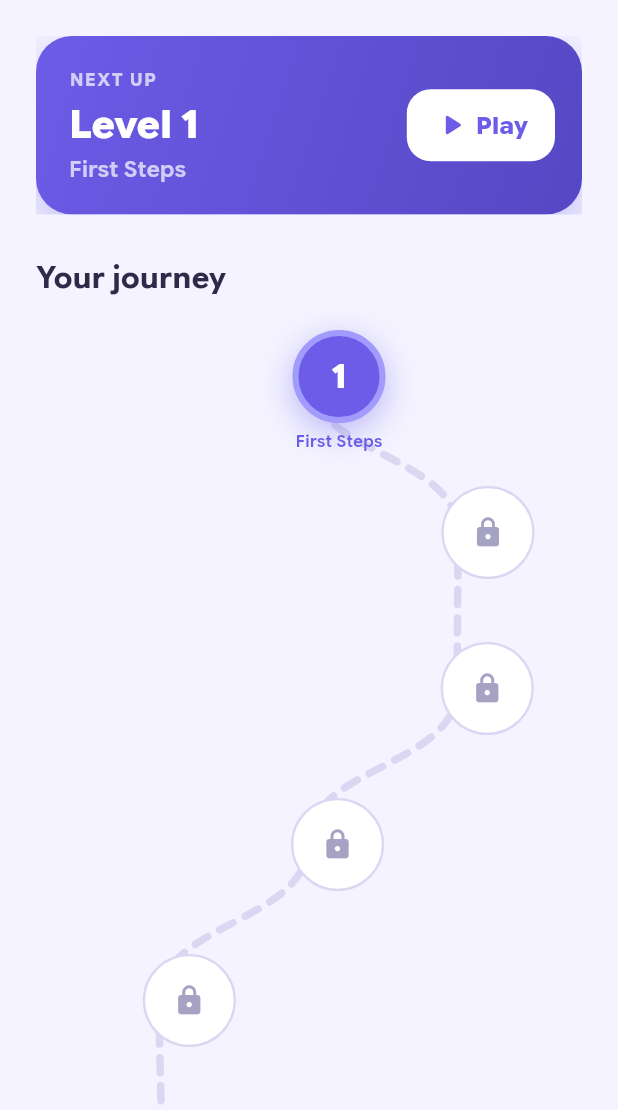
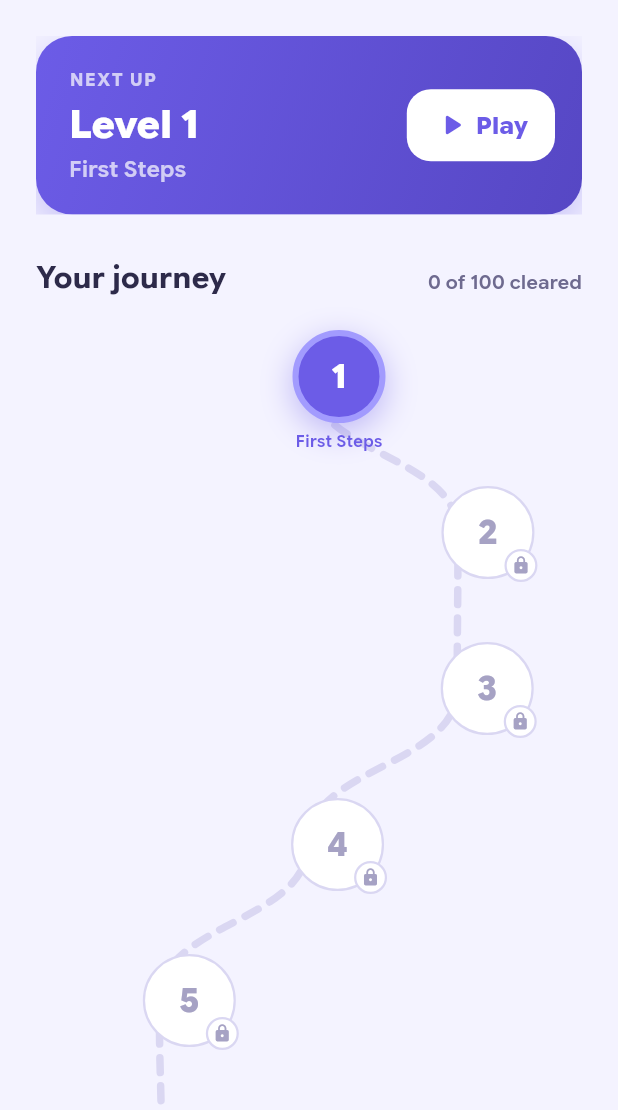
Before and after one commit to abhiabhi94/arrow-game, a Flutter app: the HomeScreen screen opened directly, on a phone screen of 412 x 824 dp, the part 126-1236 px from its top. Run offline on Flutter 3.47's test engine with Material 3 defaults, Android fonts, the phone set to English and light mode, and no system bars; drawn by our look-alikes of flutter_animate; our stand-ins replace audioplayers, confetti, flutter_riverpod, shared_preferences; accounts and stored records are empty.

Commit message:
Show numbers on locked levels and a cleared count on the trail (#18)
Locked trail nodes used to show only a lock, hiding which levels are
ahead and how many there are. Every node now carries its number, locked
ones with a small lock badge, and the journey heading reads
"N of 100 cleared" (Hindi too).


Claude-Session: https://claude.ai/code/session_017nuuFkR8XSqdzgvn5EQ2Xv

Co-authored-by: Claude <noreply@anthropic.com>

```diff
--- a/lib/l10n/app_en.arb
+++ b/lib/l10n/app_en.arb
@@ -47,6 +47,17 @@
   "@homeStars": {
     "placeholders": {
       "count": {
+        "type": "int"
+      },
+      "total": {
+        "type": "int"
+      }
+    }
+  },
+  "homeLevelsCleared": "{cleared} of {total} cleared",
+  "@homeLevelsCleared": {
+    "placeholders": {
+      "cleared": {
         "type": "int"
       },
       "total": {
--- a/lib/l10n/app_hi.arb
+++ b/lib/l10n/app_hi.arb
@@ -28,6 +28,7 @@
   "onboardRuleZoom": "आगे बड़े बोर्ड — पिंच करो या बटन से ज़ूम करो",
   "onboardRuleRiddle": "जानें ख़त्म? एक पहेली बूझो और खेल जारी रखो",
   "homeStars": "{total} में से {count} तारे",
+  "homeLevelsCleared": "{total} में से {cleared} पार",
   "homeLevels": "लेवल",
   "homeLevelsHint": "अगला लेवल खोलने के लिए यह पार करो। बिना ग़लती के तीन तारे।",
   "levelNumber": "लेवल {number}",
--- a/lib/l10n/app_localizations.dart
+++ b/lib/l10n/app_localizations.dart
@@ -266,6 +266,12 @@ abstract class AppLocalizations {
   /// **'{count} of {total} stars'**
   String homeStars(int count, int total);
 
+  /// No description provided for @homeLevelsCleared.
+  ///
+  /// In en, this message translates to:
+  /// **'{cleared} of {total} cleared'**
+  String homeLevelsCleared(int cleared, int total);
+
   /// No description provided for @homeLevels.
   ///
   /// In en, this message translates to:
--- a/lib/l10n/app_localizations_en.dart
+++ b/lib/l10n/app_localizations_en.dart
@@ -98,6 +98,11 @@ class AppLocalizationsEn extends AppLocalizations {
   @override
   String homeStars(int count, int total) {
     return '$count of $total stars';
+  }
+
+  @override
+  String homeLevelsCleared(int cleared, int total) {
+    return '$cleared of $total cleared';
   }
 
   @override
--- a/lib/l10n/app_localizations_hi.dart
+++ b/lib/l10n/app_localizations_hi.dart
@@ -98,6 +98,11 @@ class AppLocalizationsHi extends AppLocalizations {
   @override
   String homeStars(int count, int total) {
     return '$total में से $count तारे';
+  }
+
+  @override
+  String homeLevelsCleared(int cleared, int total) {
+    return '$total में से $cleared पार';
   }
 
   @override
--- a/lib/screens/home_screen.dart
+++ b/lib/screens/home_screen.dart
@@ -21,7 +21,7 @@ import 'settings_screen.dart';
 const double kTrailSpacing = 104;
 
 /// The home screen: a stars tally, a "next up" hero card, and the journey — a
-/// winding trail of 20 level nodes with lock / stars / current state.
+/// winding trail of every level node (locked ones numbered too) with lock / stars / current state.
 class HomeScreen extends ConsumerWidget {
   const HomeScreen({super.key});
 
@@ -93,6 +93,11 @@ class HomeScreen extends ConsumerWidget {
                     SliverPadding(
                       padding: const EdgeInsets.fromLTRB(24, 24, 24, 4),
                       sliver: SliverToBoxAdapter(
+                        child: Row(
+                          crossAxisAlignment: CrossAxisAlignment.baseline,
+                          textBaseline: TextBaseline.alphabetic,
+                          children: [
+                            Expanded(
                               child: Text(
                                 l10n.homeJourney,
                                 style: TextStyle(
@@ -100,6 +105,17 @@ class HomeScreen extends ConsumerWidget {
                                   fontWeight: FontWeight.w700,
                                   color: p.textInk,
                                 ),
+                              ),
+                            ),
+                            Text(
+                              l10n.homeLevelsCleared(notifier.levelsCleared, totalLevels),
+                              style: TextStyle(
+                                fontSize: 13,
+                                fontWeight: FontWeight.w600,
+                                color: p.textMuted,
+                              ),
+                            ),
+                          ],
                         ),
                       ),
                     ),
@@ -573,13 +589,35 @@ class _LevelNode extends StatelessWidget {
         ],
       ),
       child: Center(
-        child: unlocked
-            ? Text(
+        child: Text(
           '$level',
           style: TextStyle(fontSize: 22, fontWeight: FontWeight.w800, color: fg),
-              )
-            : Icon(Icons.lock_rounded, color: fg, size: 22),
         ),
+      ),
+    );
+    // A locked level still shows its number — the player can see what is
+    // ahead and how far the trail goes — with a small lock tucked on it.
+    final node = unlocked
+        ? circle
+        : Stack(
+            clipBehavior: Clip.none,
+            children: [
+              circle,
+              Positioned(
+                right: -2,
+                bottom: -2,
+                child: Container(
+                  width: 22,
+                  height: 22,
+                  decoration: BoxDecoration(
+                    color: p.surface,
+                    shape: BoxShape.circle,
+                    border: Border.all(color: p.outlineSoft, width: 1.5),
+                  ),
+                  child: Icon(Icons.lock_rounded, color: p.textFaint, size: 13),
+                ),
+              ),
+            ],
           );
 
     return Semantics(
@@ -602,7 +640,7 @@ class _LevelNode extends StatelessWidget {
             child: Column(
               mainAxisSize: MainAxisSize.min,
               children: [
-                circle,
+                node,
                 const SizedBox(height: 4),
                 if (cleared)
                   Row(
```
Also changed, not shown: 2 other files. Lines whose indentation alone changed are shown as unchanged.
